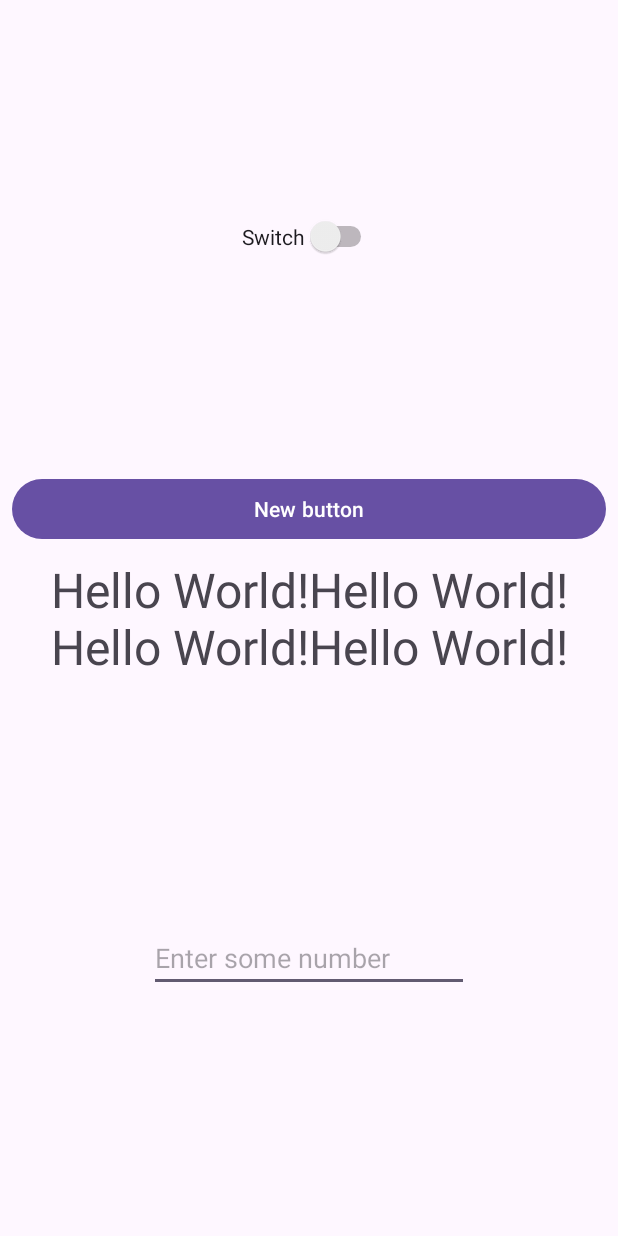
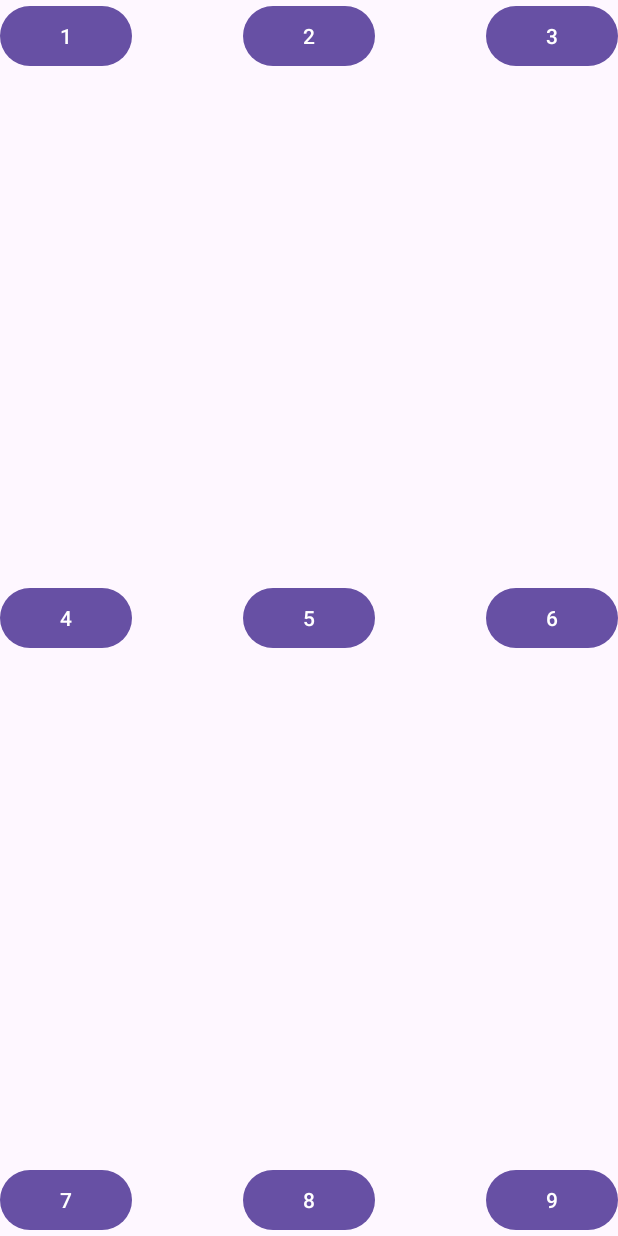
Before and after one commit to Polina153/KotlinLayouts, an Android app: the screen it shows after launch (MainActivity), on a phone screen of 412 x 824 dp. Run offline under Robolectric (Android 15) with nearby library versions, the phone set to English and light mode, and no system bars.

Commit message:
FrameLayout

```diff
--- a/app/src/main/res/layout/activity_main.xml
+++ b/app/src/main/res/layout/activity_main.xml
@@ -1,6 +1,5 @@
 <?xml version="1.0" encoding="utf-8"?>
-<androidx.constraintlayout.widget.ConstraintLayout xmlns:android="http://schemas.android.com/apk/res/android"
-    xmlns:app="http://schemas.android.com/apk/res-auto"
+<FrameLayout xmlns:android="http://schemas.android.com/apk/res/android"
     xmlns:tools="http://schemas.android.com/tools"
     android:id="@+id/main"
     android:layout_width="match_parent"
@@ -8,58 +7,75 @@
     tools:context=".MainActivity"
     >
 
-    <Switch
-        android:id="@+id/switch1"
+    <Button
+        android:id="@+id/button_1"
         android:layout_width="wrap_content"
         android:layout_height="wrap_content"
-        android:text="Switch"
-        app:layout_constraintBottom_toTopOf="@id/button"
-        app:layout_constraintEnd_toEndOf="parent"
-        app:layout_constraintStart_toStartOf="parent"
-        app:layout_constraintTop_toTopOf="parent"
+        android:text="@string/_1"
         />
 
     <Button
-        android:id="@+id/button"
-        android:layout_width="match_parent"
+        android:id="@+id/button_2"
+        android:layout_width="wrap_content"
         android:layout_height="wrap_content"
-        android:layout_margin="8dp"
-        android:layout_marginStart="@dimen/button_margin_start"
-        android:layout_marginEnd="@dimen/button_margin_end"
-        android:text="@string/button_sting"
-        app:layout_constraintBottom_toTopOf="@id/textView"
-        app:layout_constraintEnd_toEndOf="parent"
-        app:layout_constraintStart_toStartOf="parent"
+        android:layout_gravity="center_horizontal"
+        android:text="@string/_2"
         />
 
-    <TextView
-        android:id="@+id/textView"
+    <Button
+        android:id="@+id/button_3"
         android:layout_width="wrap_content"
         android:layout_height="wrap_content"
-        android:layout_margin="8dp"
-        android:layout_marginTop="@dimen/text_margin_top"
-        android:gravity="center"
-        android:text="Hello World!Hello World!Hello World!Hello World!"
-        android:textSize="32sp"
-        app:layout_constraintBottom_toBottomOf="parent"
-        app:layout_constraintEnd_toEndOf="parent"
-        app:layout_constraintStart_toStartOf="parent"
-        app:layout_constraintTop_toTopOf="parent"
+        android:layout_gravity="end"
+        android:text="@string/_3"
         />
 
-    <EditText
-        android:id="@+id/editTextNumber"
+    <Button
+        android:id="@+id/button_4"
         android:layout_width="wrap_content"
         android:layout_height="wrap_content"
-        android:ems="10"
-        android:inputType="number"
-        app:layout_constraintBottom_toBottomOf="parent"
-        app:layout_constraintEnd_toEndOf="parent"
-        app:layout_constraintStart_toStartOf="parent"
-        app:layout_constraintTop_toBottomOf="@+id/textView"
-        tools:text="ЗДЕСЬ БУДЕТ ТЕКСТ"
-        android:hint="Enter some number"
+        android:layout_gravity="center_vertical"
+        android:text="@string/_4"
         />
 
+    <Button
+        android:id="@+id/button_5"
+        android:layout_width="wrap_content"
+        android:layout_height="wrap_content"
+        android:layout_gravity="center"
+        android:text="@string/_5"
+        />
 
-</androidx.constraintlayout.widget.ConstraintLayout>
+    <Button
+        android:id="@+id/button_6"
+        android:layout_width="wrap_content"
+        android:layout_height="wrap_content"
+        android:layout_gravity="center_vertical|end"
+        android:text="@string/_6"
+        />
+
+    <Button
+        android:id="@+id/button_7"
+        android:layout_width="wrap_content"
+        android:layout_height="wrap_content"
+        android:layout_gravity="bottom"
+        android:text="@string/_7"
+        />
+
+    <Button
+        android:id="@+id/button_8"
+        android:layout_width="wrap_content"
+        android:layout_height="wrap_content"
+        android:layout_gravity="bottom|center_horizontal"
+        android:text="@string/_8"
+        />
+
+    <Button
+        android:id="@+id/button_9"
+        android:layout_width="wrap_content"
+        android:layout_height="wrap_content"
+        android:layout_gravity="bottom|end"
+        android:text="@string/_9"
+        />
+
+</FrameLayout>
--- a/app/src/main/res/values/strings.xml
+++ b/app/src/main/res/values/strings.xml
@@ -1,4 +1,13 @@
 <resources>
     <string name="app_name">KotlinLayouts</string>
     <string name="button_sting">New button</string>
+    <string name="_1">1</string>
+    <string name="_2">2</string>
+    <string name="_3">3</string>
+    <string name="_4">4</string>
+    <string name="_5">5</string>
+    <string name="_6">6</string>
+    <string name="_7">7</string>
+    <string name="_8">8</string>
+    <string name="_9">9</string>
 </resources>
```
